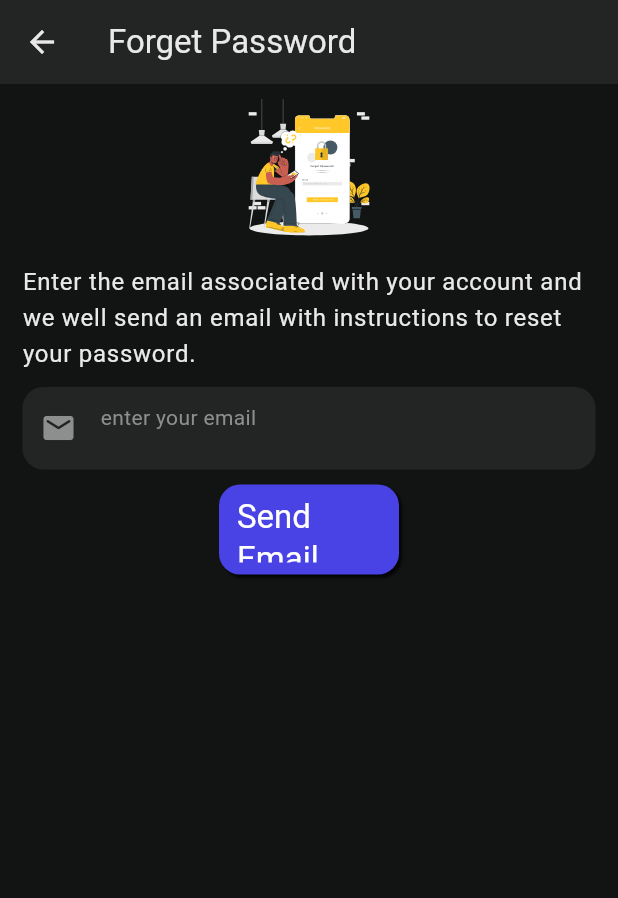
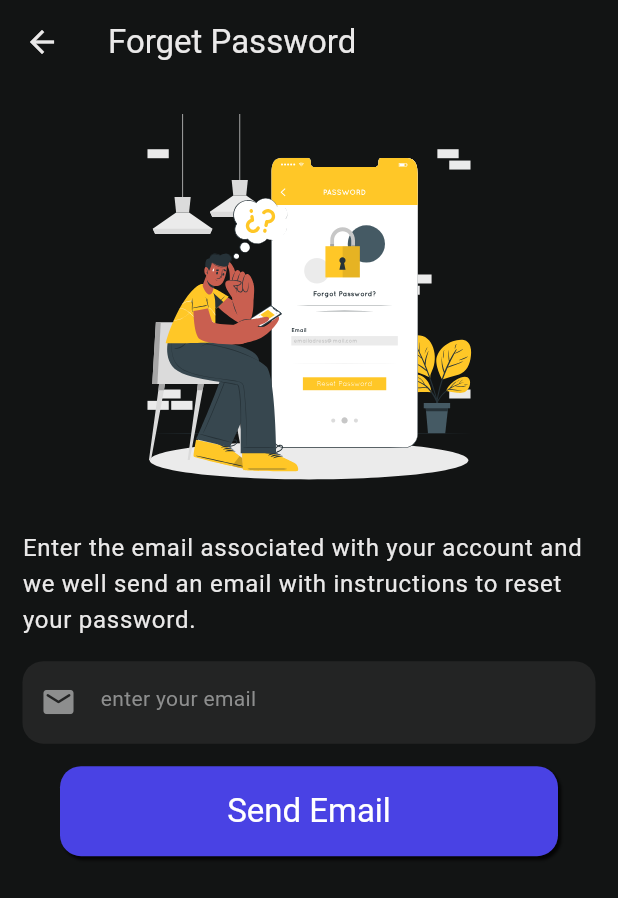
Before and after one commit to eslammongy/Flutter-Firebase, a Flutter app: the screen it shows after launch, after a tap on "forgot your password ?", on a phone screen of 412 x 824 dp. Shown: the top 898 px of the screen. Run offline on Flutter 3.47's test engine with Material 3 defaults, Android fonts, the phone set to English and light mode, and no system bars; our stand-ins replace country_code_picker, dartz, firebase_auth, firebase_core, firebase_database, flutter_bloc and 9 more; accounts and stored records are empty; generated files the repository leaves out were written again; network calls fail.

Commit message:
Update sign-in and sign-up, forget-password screens

```diff
--- a/lib/features/signin/presentation/view/screens/sign_in_screen.dart
+++ b/lib/features/signin/presentation/view/screens/sign_in_screen.dart
@@ -48,7 +48,10 @@ class SignInScreen extends StatelessWidget {
                     SizedBox(
                       height: 8.h,
                     ),
-                    const LoginScreenIntroSection(),
+                    const LoginScreenIntroSection(
+                      introText: "Welcome Back",
+                      subIntroText: "Sign in to continue",
+                    ),
                     const SizedBox(
                       height: 20,
                     ),
--- a/lib/features/signin/presentation/view/screens/signup_screen.dart
+++ b/lib/features/signin/presentation/view/screens/signup_screen.dart
@@ -30,7 +30,13 @@ class SignUpScreen extends StatelessWidget {
           padding: EdgeInsets.symmetric(horizontal: 5.w),
           child:
               Column(crossAxisAlignment: CrossAxisAlignment.center, children: [
-            const LoginScreenIntroSection(),
+            SizedBox(
+              height: 10.h,
+            ),
+            const LoginScreenIntroSection(
+              introText: "Welcome",
+              subIntroText: "Sign up to continue",
+            ),
             Column(
               children: [
                 CustomTextInputField(
--- a/lib/features/signin/presentation/view/widgets/custom_text_input_filed.dart
+++ b/lib/features/signin/presentation/view/widgets/custom_text_input_filed.dart
@@ -59,8 +59,9 @@ class CustomTextInputField extends StatelessWidget {
                 width: 1,
               ),
             ),
-            contentPadding:
-                const EdgeInsets.symmetric(vertical: 25.0, horizontal: 10.0),
+            isDense: false,
+            contentPadding: const EdgeInsets.only(
+                bottom: 20.0, top: 20, left: 10.0, right: 10),
             hintText: hint,
             border: InputBorder.none,
             prefixIcon: prefix,
--- a/lib/features/signin/presentation/view/widgets/forget_password.dart
+++ b/lib/features/signin/presentation/view/widgets/forget_password.dart
@@ -1,3 +1,4 @@
+import 'package:sizer/sizer.dart';
 import 'package:flutter/material.dart';
 import 'package:go_router/go_router.dart';
 import 'package:flutter_svg/flutter_svg.dart';
@@ -20,6 +21,7 @@ class ForgetPasswordScreen extends StatelessWidget {
     return Scaffold(
       appBar: AppBar(
         title: const Text("Forget Password"),
+        backgroundColor: theme.colorScheme.background,
       ),
       body: SingleChildScrollView(
         child: Padding(
@@ -28,11 +30,12 @@ class ForgetPasswordScreen extends StatelessWidget {
             mainAxisAlignment: MainAxisAlignment.spaceBetween,
             children: [
               const SizedBox(
-                height: 10,
+                height: 20,
               ),
               SvgPicture.asset(
                 AppAssetsManager.forgetPasswordImg,
-                height: 100,
+                width: 65.w,
+                fit: BoxFit.cover,
               ),
               const SizedBox(
                 height: 10,
@@ -41,7 +44,7 @@ class ForgetPasswordScreen extends StatelessWidget {
                   "Enter the email associated with your account and we well send an email with instructions to reset your password.",
                   style: theme.textTheme.bodyLarge),
               const SizedBox(
-                height: 10,
+                height: 15,
               ),
               CustomTextInputField(
                   textEditingController: eTextEmailController,
@@ -54,10 +57,10 @@ class ForgetPasswordScreen extends StatelessWidget {
                   autoFocus: false,
                   maxLines: 1),
               const SizedBox(
-                height: 10,
+                height: 15,
               ),
-              SizedBox(
-                width: 120,
+              Padding(
+                padding: const EdgeInsets.symmetric(horizontal: 25),
                 child: CustomTextButton(
                   backgroundColor: theme.colorScheme.primary,
                   text: "Send Email",
--- a/lib/features/signin/presentation/view/widgets/login_screen_intro_section.dart
+++ b/lib/features/signin/presentation/view/widgets/login_screen_intro_section.dart
@@ -1,10 +1,15 @@
 import 'package:flutter/material.dart';
 import 'package:flutter_firebase/core/constants/app_assets.dart';
+// ignore_for_file: public_member_api_docs, sort_constructors_first
 
 class LoginScreenIntroSection extends StatelessWidget {
   const LoginScreenIntroSection({
     Key? key,
+    required this.introText,
+    required this.subIntroText,
   }) : super(key: key);
+  final String introText;
+  final String subIntroText;
 
   @override
   Widget build(BuildContext context) {
@@ -20,14 +25,14 @@ class LoginScreenIntroSection extends StatelessWidget {
           ),
         ),
         Text(
-          "Welcome Back!",
-          style: theme.textTheme.headlineMedium!
-              .copyWith(fontWeight: FontWeight.w600),
+          introText,
+          style: theme.textTheme.headlineMedium
+              ?.copyWith(fontWeight: FontWeight.w600),
         ),
         Text(
-          "sing in to continue",
-          style: theme.textTheme.bodyMedium!
-              .copyWith(color: theme.colorScheme.surfaceTint),
+          subIntroText,
+          style: theme.textTheme.bodyMedium
+              ?.copyWith(color: theme.colorScheme.surfaceTint),
         ),
         const SizedBox(
           height: 10,
```
